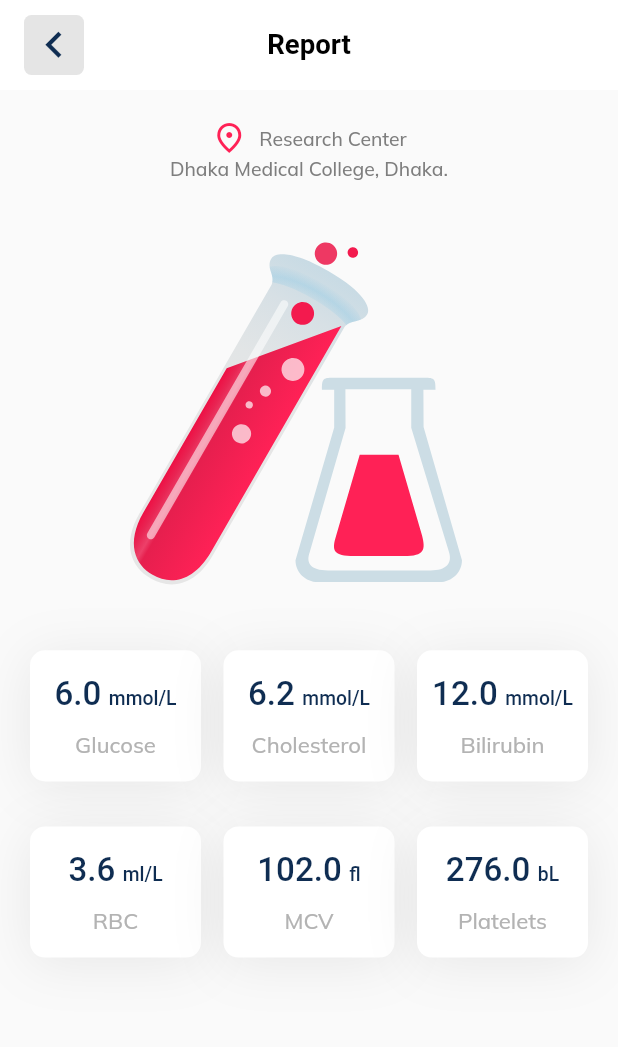
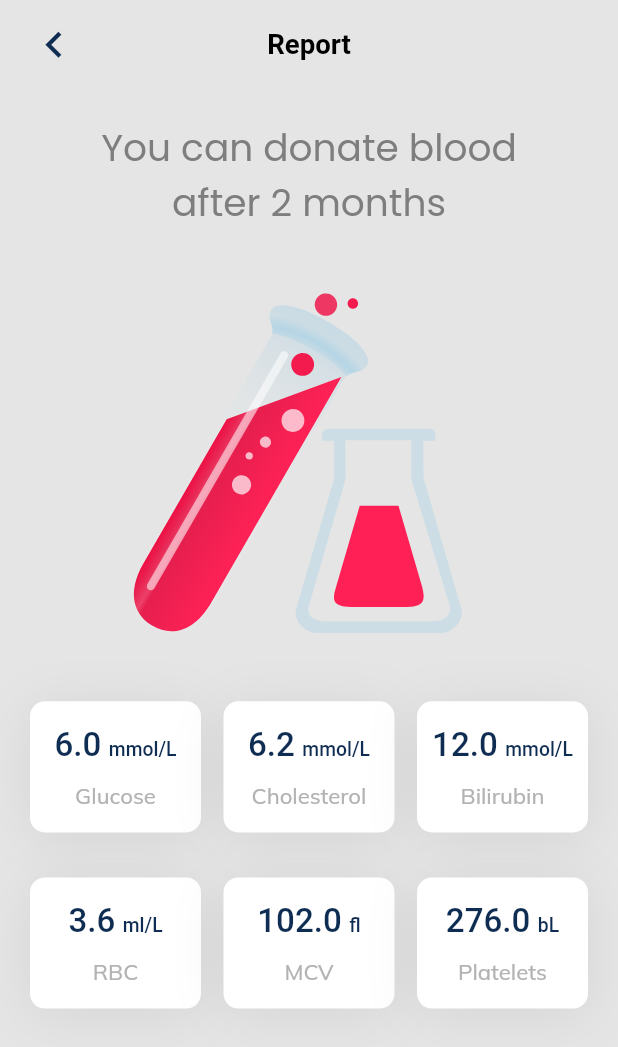
Before and after one commit to dscdut/bloodbond, a Flutter app: the _ReportView screen opened directly, on a phone screen of 412 x 824 dp. Shown: the top 1047 px of the screen. Run offline on Flutter 3.47's test engine with Material 2 defaults, Android fonts, the phone set to English and light mode, and no system bars; our stand-ins replace bloc, carousel_slider, dio, dropdown_button2, easy_localization, equatable and 9 more; accounts and stored records are empty; network calls fail.

Commit message:
[Feat] Fix UI

```diff
--- a/mobile/lib/features/home/view/home.view.dart
+++ b/mobile/lib/features/home/view/home.view.dart
@@ -1,5 +1,6 @@
 import 'package:bloodbond/common/theme/app_size.dart';
 import 'package:bloodbond/features/core/widgets/feature_menu.widget.dart';
+import 'package:bloodbond/features/find_donors/widgets/campaign_card.dart';
 import 'package:bloodbond/features/home/widgets/campagin_advertising_slider.widget.dart';
 import 'package:flutter/material.dart';
 import 'package:flutter_bloc/flutter_bloc.dart';
@@ -31,6 +32,7 @@ class _HomeView extends StatelessWidget {
             children: const [
               CampaignAdvertisingSlider(),
               FeatureMenu(),
+              CampaignCard(),
             ],
           ),
         ),
--- a/mobile/lib/features/my_information/widgets/information_list.widget.dart
+++ b/mobile/lib/features/my_information/widgets/information_list.widget.dart
@@ -21,6 +21,7 @@ class InformationList extends StatelessWidget {
         InformationItem(
           icon: Assets.icons.profile.bloodReport,
           title: 'Blood Report',
+          route: AppRouter.bloodReport,
         ),
         AppSize.h12,
         InformationItem(
--- a/mobile/lib/features/report/view/report.view.dart
+++ b/mobile/lib/features/report/view/report.view.dart
@@ -3,7 +3,6 @@ import 'package:bloodbond/common/theme/app_size.dart';
 import 'package:bloodbond/common/theme/color_styles.dart';
 import 'package:bloodbond/common/theme/text_styles.dart';
 import 'package:bloodbond/common/widgets/common_app_bar.widget.dart';
-import 'package:bloodbond/common/widgets/icon_title.widget.dart';
 import 'package:bloodbond/generated/assets.gen.dart';
 import 'package:flutter/material.dart';
 import 'package:flutter_bloc/flutter_bloc.dart';
@@ -78,20 +77,23 @@ class _ReportViewState extends State<_ReportView> {
   @override
   Widget build(BuildContext context) {
     return Scaffold(
+      backgroundColor: const Color(0xFFE5E5E5),
       appBar: const CommonAppBar(
         title: 'Report',
+        backgroundColor: ColorStyles.backgroundAppbar,
       ),
       body: SingleChildScrollView(
         padding: const EdgeInsets.all(AppSize.horizontalSpace),
         child: Column(
           children: [
-            const IconTitle(
-              icon: Icons.fmd_good_outlined,
-              title: 'Research Center',
-            ),
-            Text(
-              'Dhaka Medical College, Dhaka.',
-              style: TextStyles.s14MediumText.copyWith(color: ColorStyles.gray),
+            const Text(
+              'You can donate blood\nafter 2 months',
+              style: TextStyle(
+                fontFamily: 'Poppins',
+                fontSize: 25,
+                color: Color(0xFF7E7E7E),
+              ),
+              textAlign: TextAlign.center,
             ),
             Padding(
               padding: EdgeInsets.only(right: 60, top: 40.h, bottom: 40.h),
@@ -165,3 +167,159 @@ class _ReportViewState extends State<_ReportView> {
     );
   }
 }
+
+// class BloodIngredientUIModel {
+//   BloodIngredientUIModel({
+//     required this.quantity,
+//     required this.unit,
+//     required this.type,
+//   });
+
+//   final double quantity;
+//   final BloodIngredientUnit unit;
+//   final BloodIngredientType type;
+// }
+
+// class ReportPage extends StatelessWidget {
+//   const ReportPage({super.key});
+
+//   @override
+//   Widget build(BuildContext context) {
+//     return BlocProvider(
+//       create: (_) => ReportBloc(),
+//       child: const _ReportView(),
+//     );
+//   }
+// }
+
+// class _ReportView extends StatefulWidget {
+//   const _ReportView();
+
+//   @override
+//   State<_ReportView> createState() => _ReportViewState();
+// }
+
+// class _ReportViewState extends State<_ReportView> {
+//   final List<BloodIngredientUIModel> _ingredients = [
+//     BloodIngredientUIModel(
+//       quantity: 6,
+//       unit: BloodIngredientUnit.mol,
+//       type: BloodIngredientType.glucose,
+//     ),
+//     BloodIngredientUIModel(
+//       quantity: 6.2,
+//       unit: BloodIngredientUnit.mol,
+//       type: BloodIngredientType.cholesterol,
+//     ),
+//     BloodIngredientUIModel(
+//       quantity: 12,
+//       unit: BloodIngredientUnit.mol,
+//       type: BloodIngredientType.bilirubin,
+//     ),
+//     BloodIngredientUIModel(
+//       quantity: 3.6,
+//       unit: BloodIngredientUnit.ml,
+//       type: BloodIngredientType.rbc,
+//     ),
+//     BloodIngredientUIModel(
+//       quantity: 102,
+//       unit: BloodIngredientUnit.fl,
+//       type: BloodIngredientType.mcv,
+//     ),
+//     BloodIngredientUIModel(
+//       quantity: 276,
+//       unit: BloodIngredientUnit.bl,
+//       type: BloodIngredientType.platelets,
+//     ),
+//   ];
+
+//   @override
+//   Widget build(BuildContext context) {
+//     return Scaffold(
+//       appBar: const CommonAppBar(
+//         title: 'Report',
+//       ),
+//       body: SingleChildScrollView(
+//         padding: const EdgeInsets.all(AppSize.horizontalSpace),
+//         child: Column(
+//           children: [
+//             const IconTitle(
+//               icon: Icons.fmd_good_outlined,
+//               title: 'Research Center',
+//             ),
+//             Text(
+//               'Dhaka Medical College, Dhaka.',
+//               style: TextStyles.s14MediumText.copyWith(color: ColorStyles.gray),
+//             ),
+//             Padding(
+//               padding: EdgeInsets.only(right: 60, top: 40.h, bottom: 40.h),
+//               child: Assets.images.decoration.report.svg(),
+//             ),
+//             GridView.builder(
+//               gridDelegate: const SliverGridDelegateWithFixedCrossAxisCount(
+//                 crossAxisCount: 3,
+//                 crossAxisSpacing: 15,
+//                 mainAxisSpacing: 30,
+//                 childAspectRatio: 3 / 2.3,
+//               ),
+//               itemCount: 6,
+//               itemBuilder: (context, index) {
+//                 final ingredient = _ingredients[index];
+
+//                 return Container(
+//                   decoration: BoxDecoration(
+//                     color: Colors.white,
+//                     borderRadius: BorderRadius.circular(10),
+//                     boxShadow: [
+//                       BoxShadow(
+//                         offset: const Offset(0, 4),
+//                         blurRadius: 30,
+//                         color: const Color(0xFF424242).withOpacity(0.1),
+//                       )
+//                     ],
+//                   ),
+//                   padding: const EdgeInsets.all(5),
+//                   child: Column(
+//                     mainAxisAlignment: MainAxisAlignment.spaceEvenly,
+//                     children: [
+//                       RichText(
+//                         text: TextSpan(
+//                           children: [
+//                             TextSpan(
+//                               text: ingredient.quantity.toString(),
+//                               style: TextStyles.mediumText.copyWith(
+//                                 fontSize: 24.sp,
+//                               ),
+//                             ),
+//                             const WidgetSpan(
+//                               child: SizedBox(
+//                                 width: 5,
+//                               ),
+//                             ),
+//                             TextSpan(
+//                               text: ingredient.unit.name.toString(),
+//                               style: TextStyles.s14MediumText,
+//                             )
+//                           ],
+//                         ),
+//                       ),
+//                       Text(
+//                         ingredient.type.name,
+//                         style: TextStyles.mediumText.copyWith(
+//                           fontSize: 16.sp,
+//                           color: ColorStyles.gray300,
+//                         ),
+//                       )
+//                     ],
+//                   ),
+//                 );
+//               },
+//               shrinkWrap: true,
+//               physics: const NeverScrollableScrollPhysics(),
+//             ),
+//           ],
+//         ),
+//       ),
+//     );
+//   }
+// }
```
Also changed, not shown: mobile/lib/router/app_router.dart (+8 -0 lines).
